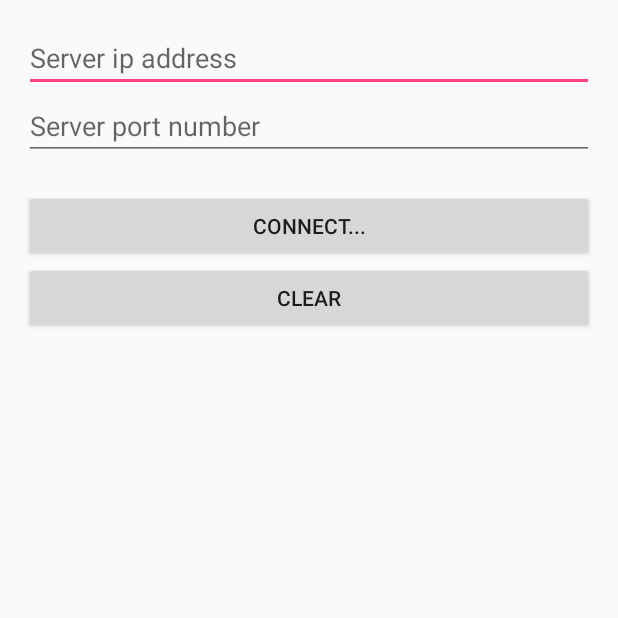
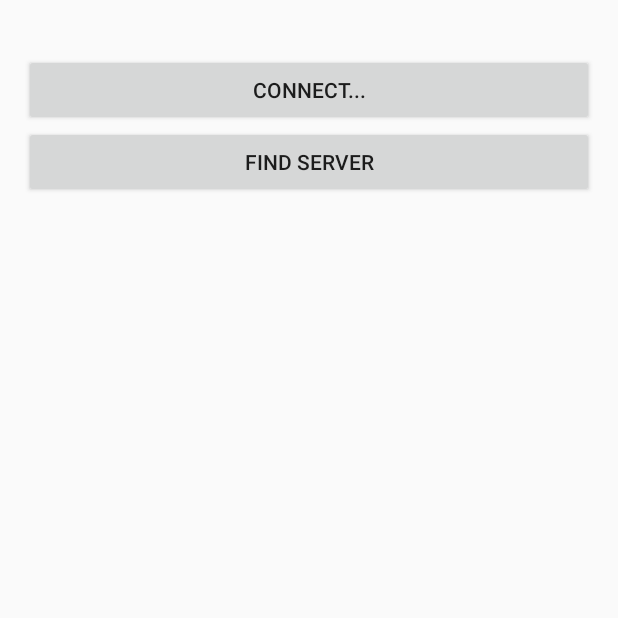
Before and after one commit to freewingsb0ynd/CoachRideToDevilCastle, an Android app: the ClientActivity screen opened directly, with no data from a screen before it, on a phone screen of 412 x 824 dp, the top half of it. Run offline under Robolectric (Android 15) with nearby library versions, the phone set to English and light mode, and no system bars.

Commit message:
FIx lots of things

```diff
--- a/app/build.gradle
+++ b/app/build.gradle
@@ -23,4 +23,5 @@ dependencies {
     compile fileTree(dir: 'libs', include: ['*.jar'])
     testCompile 'junit:junit:4.12'
     compile 'com.android.support:appcompat-v7:24.1.0'
+    compile 'com.google.android.gms:play-services-appindexing:8.1.0'
 }
--- a/app/src/main/java/com/example/hoangelato/coachridetodevilcastle/Client/ClientActivity.java
+++ b/app/src/main/java/com/example/hoangelato/coachridetodevilcastle/Client/ClientActivity.java
@@ -2,20 +2,30 @@ package com.example.hoangelato.coachridetodevilcastle.Client;
 
 import android.support.v7.app.AppCompatActivity;
 import android.os.Bundle;
+import android.util.Log;
 import android.view.View;
+import android.widget.AdapterView;
+import android.widget.ArrayAdapter;
 import android.widget.Button;
 import android.widget.EditText;
+import android.widget.ListView;
 import android.widget.TextView;
+import android.widget.Toast;
 
 import com.example.hoangelato.coachridetodevilcastle.Network.Client;
 import com.example.hoangelato.coachridetodevilcastle.Network.EndPoint;
 import com.example.hoangelato.coachridetodevilcastle.R;
 
+import java.util.ArrayList;
+import java.util.Vector;
+
 public class ClientActivity extends AppCompatActivity {
-    TextView response;
-    EditText editTextAddress, editTextPort;
-    Button buttonConnect, buttonClear;
-    Client mClient = new Client();
+
+    Client mClient;
+    Button connectBtn;
+    Button findBtn;
+    ListView availServer;
+
     @Override
     protected void onCreate(Bundle savedInstanceState) {
         super.onCreate(savedInstanceState);
@@ -24,60 +34,58 @@ public class ClientActivity extends AppCompatActivity {
     }
 
     private void initView() {
-        editTextAddress = (EditText) findViewById(R.id.addressEditText);
-        editTextPort = (EditText) findViewById(R.id.portEditText);
-        buttonConnect = (Button) findViewById(R.id.connectButton);
-        buttonClear = (Button) findViewById(R.id.clearButton);
-        response = (TextView) findViewById(R.id.responseTextView);
+        connectBtn = (Button) findViewById(R.id.btn_connect_server);
+        findBtn = (Button) findViewById(R.id.btn_find_servers);
+        availServer = (ListView) findViewById(R.id.server_list);
+        mClient = new Client(this);
 
-        buttonConnect.setOnClickListener(new View.OnClickListener() {
-
-            @Override
-            public void onClick(View arg0) {
-                mClient.connectToHost(
-                        editTextAddress.getText().toString()
-                        , Integer.parseInt(editTextPort.getText().toString())
+        final ArrayAdapter<String> arrayAdapter = new ArrayAdapter<String>(
+                this, R.layout.avail_server, R.id.server, new Vector<String>()
         );
 
-                response.setText("Connecting");
+        availServer.setAdapter(arrayAdapter);
 
-                mClient.addDataSolver(new EndPoint.DataSolver() {
+
+        findBtn.setOnClickListener(new View.OnClickListener() {
             @Override
-                    public void onDataReceived(byte[] data) {
+            public void onClick(View view) {
+                arrayAdapter.clear();
+                Log.d("client", "start finding ip");
 
+                new Thread(new Runnable() {
+                    @Override
+                    public void run() {
+                        mClient.findServersIp(new EndPoint.ProgressListener() {
+                            @Override
+                            public void onUpdateProgress(final double percentage) {
+                                runOnUiThread(new Runnable() {
+                                    @Override
+                                    public void run() {
+                                        Log.d("client", "percent " + String.valueOf(percentage));
+                                    }
+                                });
                             }
 
                             @Override
-                    public void onNewConnection(int count) {
+                            public void onDone(final Object result) {
                                 runOnUiThread(new Runnable() {
                                     @Override
                                     public void run() {
-                                response.setText("Connected to server");
+                                        arrayAdapter.addAll(((Vector<String>) result));
                                     }
                                 });
-                        Bundle bundle = new Bundle();
-                        bundle.putString("user ip", EndPoint.getCurrentIp());
-                        mClient.dataSender.send(0, bundle);
-                    }
-
-                    @Override
-                    public void onConnectFail(final String reason) {
-                        runOnUiThread(new Runnable() {
-                            @Override
-                            public void run() {
-                                response.setText("Cant connect because " + reason);
+                                Log.d("client", "done scan for ip");
                             }
                         });
                     }
-                });
+                }).start();
             }
         });
 
-        buttonClear.setOnClickListener(new View.OnClickListener() {
+        availServer.setOnItemClickListener(new AdapterView.OnItemClickListener() {
+            @Override
+            public void onItemClick(AdapterView<?> adapterView, View view, int i, long l) {
 
-            @Override
-            public void onClick(View v) {
-                response.setText("");
             }
         });
     }
--- a/app/src/main/java/com/example/hoangelato/coachridetodevilcastle/Network/Connection.java
+++ b/app/src/main/java/com/example/hoangelato/coachridetodevilcastle/Network/Connection.java
@@ -12,7 +12,7 @@ import java.net.Socket;
  * Created by NguyenDuc on 8/2/2016.
  */
 public class Connection {
-    private Socket mSocket;
+    public Socket mSocket;
     public DataInputStream mObjectReader;
     public DataOutputStream mObjectWriter;
 
--- a/app/src/main/java/com/example/hoangelato/coachridetodevilcastle/Network/DataHelper.java
+++ b/app/src/main/java/com/example/hoangelato/coachridetodevilcastle/Network/DataHelper.java
@@ -1,5 +1,6 @@
 package com.example.hoangelato.coachridetodevilcastle.Network;
 
+import android.os.Bundle;
 import android.os.Parcel;
 import android.os.Parcelable;
 
@@ -29,4 +30,8 @@ public class DataHelper {
         return result;
     }
 
+    public static Bundle toBundle(byte[] bytes) {
+        return toObject(bytes, Bundle.CREATOR);
+    }
+
 }
--- a/app/src/main/java/com/example/hoangelato/coachridetodevilcastle/Network/EndPoint.java
+++ b/app/src/main/java/com/example/hoangelato/coachridetodevilcastle/Network/EndPoint.java
@@ -17,15 +17,20 @@ import java.util.Vector;
 public class EndPoint {
     Vector<Connection> connectedConnections = new Vector<>();
     Thread dataListener;
-    public DataSender dataSender;
     Vector<DataSolver> dataSolvers = new Vector<>();
 
 
+    public interface DataSolver {
+        void onDataReceived(final byte[] bytesReceived, Connection fromConnection);
 
-    public interface DataSolver {
-        void onDataReceived(final byte[] bytesReceived);
-        void onNewConnection(final int count);
+        void onNewConnection(final int count, Connection newConnection);
+
         void onConnectFail(String reason);
+    }
+
+    public interface ProgressListener{
+        void onUpdateProgress(double percentage);
+        void onDone(Object result);
     }
 
     public void addDataSolver(DataSolver dataSolver) {
@@ -35,27 +40,25 @@ public class EndPoint {
     public EndPoint() {
         dataListener = new Thread(new ListenForDataThread());
         dataListener.start();
-
-        dataSender = new DataSender();
     }
 
-    void onDataReceived(byte[] bytesReceived) {
+    void onDataReceived(byte[] bytesReceived, Connection fromConnection) {
         Enumeration<DataSolver> solvers = dataSolvers.elements();
-        while(solvers.hasMoreElements()) {
-            solvers.nextElement().onDataReceived(bytesReceived);
+        while (solvers.hasMoreElements()) {
+            solvers.nextElement().onDataReceived(bytesReceived, fromConnection);
         }
     }
 
     void onNewConnection(int count) {
         Enumeration<DataSolver> solvers = dataSolvers.elements();
-        while(solvers.hasMoreElements()) {
-            solvers.nextElement().onNewConnection(count);
+        while (solvers.hasMoreElements()) {
+            solvers.nextElement().onNewConnection(count, connectedConnections.get(count));
         }
     }
 
     void onConnectFail(String reason) {
         Enumeration<DataSolver> solvers = dataSolvers.elements();
-        while(solvers.hasMoreElements()) {
+        while (solvers.hasMoreElements()) {
             solvers.nextElement().onConnectFail(reason);
         }
     }
@@ -73,7 +76,7 @@ public class EndPoint {
                             byte[] bytesReceived = new byte[dataLength];
                             curConnection.mObjectReader.readFully(bytesReceived);
 
-                            onDataReceived(bytesReceived);
+                            onDataReceived(bytesReceived, curConnection);
                         }
                     } catch (IOException e) {
                         e.printStackTrace();
@@ -84,12 +87,10 @@ public class EndPoint {
         }
     }
 
-    public class DataSender {
+
     public void send(int connectionPos, Parcelable data) {
         send(connectedConnections.get(connectionPos), data);
     }
-
-
     public void send(Connection connection, Parcelable data) {
         byte[] bytes = DataHelper.toByte(data);
         try {
@@ -99,7 +100,7 @@ public class EndPoint {
             e.printStackTrace();
         }
     }
-    }
+
 
     public static String getCurrentIp() {
         String ip = "";
--- a/app/src/main/java/com/example/hoangelato/coachridetodevilcastle/Network/Server.java
+++ b/app/src/main/java/com/example/hoangelato/coachridetodevilcastle/Network/Server.java
@@ -8,7 +8,7 @@ import java.net.Socket;
  * Created by NguyenDuc on 8/2/2016.
  */
 public class Server extends EndPoint {
-    public static final int SERVERPORT = 8080;
+    public static final int SERVERPORT = 6969;
     ServerSocket serverSocket;
     Thread serverThread;
 
--- a/app/src/main/res/layout/activity_client.xml
+++ b/app/src/main/res/layout/activity_client.xml
@@ -10,33 +10,25 @@
     android:orientation="vertical"
     tools:context=".Client.ClientActivity">
 
-    <EditText
-        android:id="@+id/addressEditText"
+    <ListView
         android:layout_width="match_parent"
         android:layout_height="wrap_content"
-        android:hint="Server ip address" />
-
-    <EditText
-        android:id="@+id/portEditText"
-        android:layout_width="match_parent"
-        android:layout_height="wrap_content"
-        android:hint="Server port number" />
+        android:id="@+id/server_list">
+    </ListView>
 
     <Button
-        android:id="@+id/connectButton"
+        android:id="@+id/btn_connect_server"
         android:layout_width="match_parent"
         android:layout_height="wrap_content"
         android:layout_marginTop="20dp"
-        android:text="Connect..." />
+        android:text="Connect..."/>
 
     <Button
-        android:id="@+id/clearButton"
+        android:id="@+id/btn_find_servers"
         android:layout_width="match_parent"
         android:layout_height="wrap_content"
-        android:text="Clear" />
+        android:text="Find Server" />
 
-    <TextView
-        android:id="@+id/responseTextView"
-        android:layout_width="wrap_content"
-        android:layout_height="wrap_content" />
+
+
 </LinearLayout>
```
Also changed, not shown: app/src/main/AndroidManifest.xml (+7 -1 lines), app/src/main/java/com/example/hoangelato/coachridetodevilcastle/HostWaitingActivity.java (+27 -68 lines), app/src/main/java/com/example/hoangelato/coachridetodevilcastle/MainActivity.java (+17 -4 lines), app/src/main/java/com/example/hoangelato/coachridetodevilcastle/Network/Client.java (+98 -3 lines), app/src/main/java/com/example/hoangelato/coachridetodevilcastle/Player.java (+10 -2 lines), app/src/main/res/layout/activity_host_waiting.xml (+2 -7 lines), app/src/main/res/layout/activity_main.xml (+8 -2 lines), app/src/main/res/layout/avail_server.xml (added, +9 -0 lines). Lines whose indentation alone changed are shown as unchanged.
